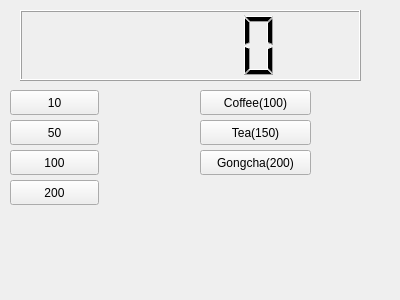
This is VendingMachine/widget.ui in dwgoo123/Vending_Machine as Qt 5 draws it before an edit. The edited form follows.
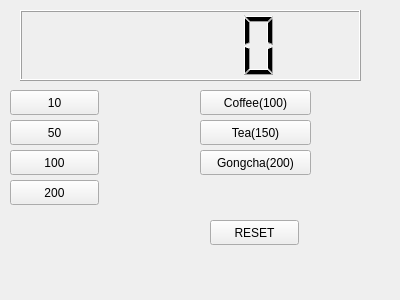
This is the edited form.

Commit message: final Vending Machine

```diff
--- a/VendingMachine/widget.ui
+++ b/VendingMachine/widget.ui
@@ -114,6 +114,19 @@
     <string>Gongcha(200)</string>
    </property>
   </widget>
+  <widget class="QPushButton" name="reset">
+   <property name="geometry">
+    <rect>
+     <x>210</x>
+     <y>220</y>
+     <width>89</width>
+     <height>25</height>
+    </rect>
+   </property>
+   <property name="text">
+    <string>RESET</string>
+   </property>
+  </widget>
  </widget>
  <layoutdefault spacing="6" margin="11"/>
  <resources/>
```
The commit also changes 2 other files.
